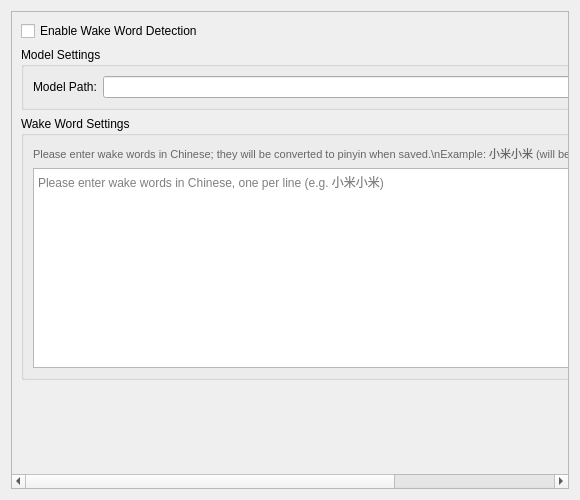
narutojgdr-sudo/py-xiaozhi-english-dragonbotz, file src/views/settings/components/wake_word/wake_word_widget.ui: the form before one commit.
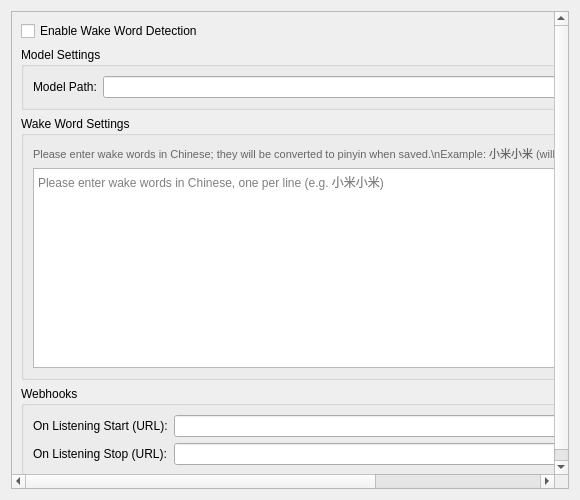
The form after the commit.

Commit message: Add webhook feature when Start and stop Listening mode

```diff
--- a/src/views/settings/components/wake_word/wake_word_widget.ui
+++ b/src/views/settings/components/wake_word/wake_word_widget.ui
@@ -111,6 +111,35 @@
          </property>
         </spacer>
        </item>
+      <item>
+       <widget class="QGroupBox" name="webhook_group">
+        <property name="title">
+         <string>Webhooks</string>
+        </property>
+        <layout class="QFormLayout" name="webhook_form">
+         <item row="0" column="0">
+          <widget class="QLabel" name="label_webhook_start">
+           <property name="text">
+            <string>On Listening Start (URL):</string>
+           </property>
+          </widget>
+         </item>
+         <item row="0" column="1">
+          <widget class="QLineEdit" name="listening_webhook_edit"/>
+         </item>
+         <item row="1" column="0">
+          <widget class="QLabel" name="label_webhook_stop">
+           <property name="text">
+            <string>On Listening Stop (URL):</string>
+           </property>
+          </widget>
+         </item>
+         <item row="1" column="1">
+          <widget class="QLineEdit" name="listening_stop_webhook_edit"/>
+         </item>
+        </layout>
+       </widget>
+      </item>
       </layout>
      </widget>
     </widget>
```
The commit also changes 4 other files.
